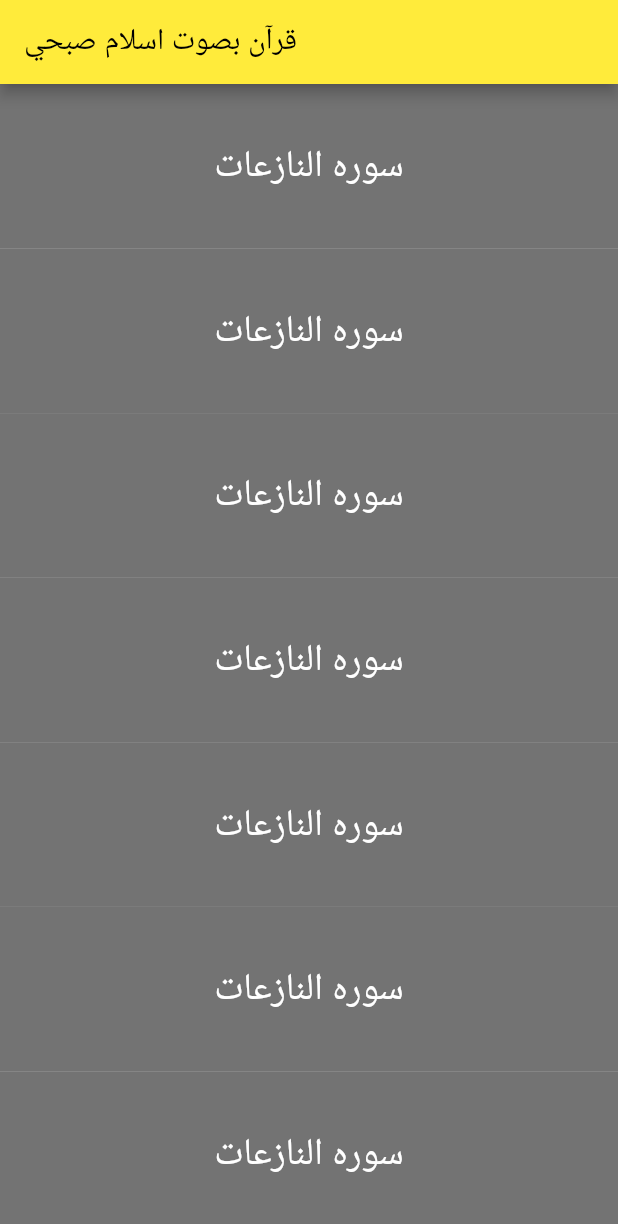
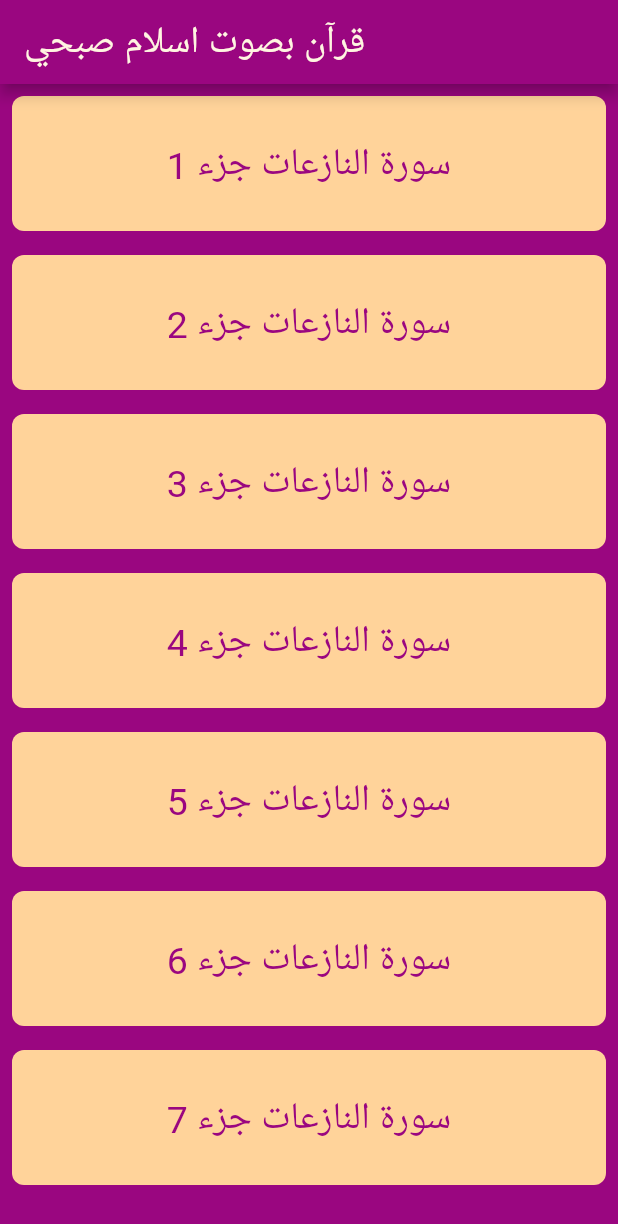
Before and after one commit to aliaaosama23/flutter_audio, a Flutter app: the screen it shows after launch, on a phone screen of 412 x 824 dp. Shown: the top 1224 px of the screen. Run offline on Flutter 3.47's test engine with Material 2 defaults, Android fonts, the phone set to English and light mode, and no system bars; our stand-ins replace audioplayers, flutter_svg.

Commit message:
add images

```diff
--- a/lib/main.dart
+++ b/lib/main.dart
@@ -8,7 +8,7 @@ class MyApp extends StatelessWidget {
   @override
   Widget build(BuildContext context) {
     return MaterialApp(
-      theme: ThemeData(primarySwatch: Colors.yellow),
+      //theme: ThemeData(primarySwatch: Colors.yellow),
       home: const MusicApp(),
     );
   }
@@ -20,20 +20,34 @@ class MusicApp extends StatelessWidget {
   @override
   Widget build(BuildContext context) {
     return Scaffold(
+        backgroundColor: const Color(0xFF9A0680),
         appBar: AppBar(
-        title: const Text('قرآن بصوت اسلام صبحي'),
+          title: const Text(
+            'قرآن بصوت اسلام صبحي',
+            style: TextStyle(
+              color: Color(0xFFFFF5E1),
+              fontSize: 25,
             ),
-      body: Column(
-        children: const [
-          QuranCard(cardNumber: 1),
-          QuranCard(cardNumber: 2),
-          QuranCard(cardNumber: 3),
-          QuranCard(cardNumber: 4),
-          QuranCard(cardNumber: 5),
-          QuranCard(cardNumber: 6),
-          QuranCard(cardNumber: 7),
-        ],
           ),
+          backgroundColor: const Color(0xFF9A0680),
+        ),
+        body: ListView.builder(
+          itemBuilder: (BuildContext context, int index) {
+            return QuranCard(cardNumber: index + 1);
+          },
+          itemCount: 7,
+        )
+        // Column(
+        //   children:  [
+        //     // QuranCard(cardNumber: 1),
+        //     // QuranCard(cardNumber: 2),
+        //     // QuranCard(cardNumber: 3),
+        //     // QuranCard(cardNumber: 4),
+        //     // QuranCard(cardNumber: 5),
+        //     // QuranCard(cardNumber: 6),
+        //
+        //   ],
+        // ),
         );
   }
 }
@@ -43,8 +57,7 @@ class QuranCard extends StatelessWidget {
   final int cardNumber;
   @override
   Widget build(BuildContext context) {
-    return Expanded(
-      child: GestureDetector(
+    return GestureDetector(
       onTap: () {
         Navigator.push(
           context,
@@ -57,11 +70,18 @@ class QuranCard extends StatelessWidget {
         );
       },
       child: Container(
-          color: Colors.black54,
+        height: 90,
+        decoration: BoxDecoration(
+          color: Color(0xFFFFD39A),
+          borderRadius: BorderRadius.circular(8),
+        ),
+        margin: const EdgeInsets.all(8),
         child: Center(
-            child: const Text(
-              'سوره النازعات',
-              style: TextStyle(fontSize: 25, color: Colors.white),
+          child: Text(
+            'سورة النازعات جزء $cardNumber',
+            style: const TextStyle(
+              fontSize: 25,
+              color: Color(0xFF9A0680),
             ),
           ),
         ),
--- a/pubspec.yaml
+++ b/pubspec.yaml
@@ -35,6 +35,7 @@ dependencies:
   # Use with the CupertinoIcons class for iOS style icons.
   cupertino_icons: ^1.0.2
   audioplayers: ^0.20.1
+  flutter_svg: ^1.0.0
 
 dev_dependencies:
   flutter_test:
```
Also changed, not shown: lib/app_widgets/musical_card.dart (+70 -63 lines), assets/012___Hafs39__DM.png (added), assets/012___Hafs39__DM.svg (added), assets/music.png (added), pubspec.lock, 1 other file. Lines whose indentation alone changed are shown as unchanged.
